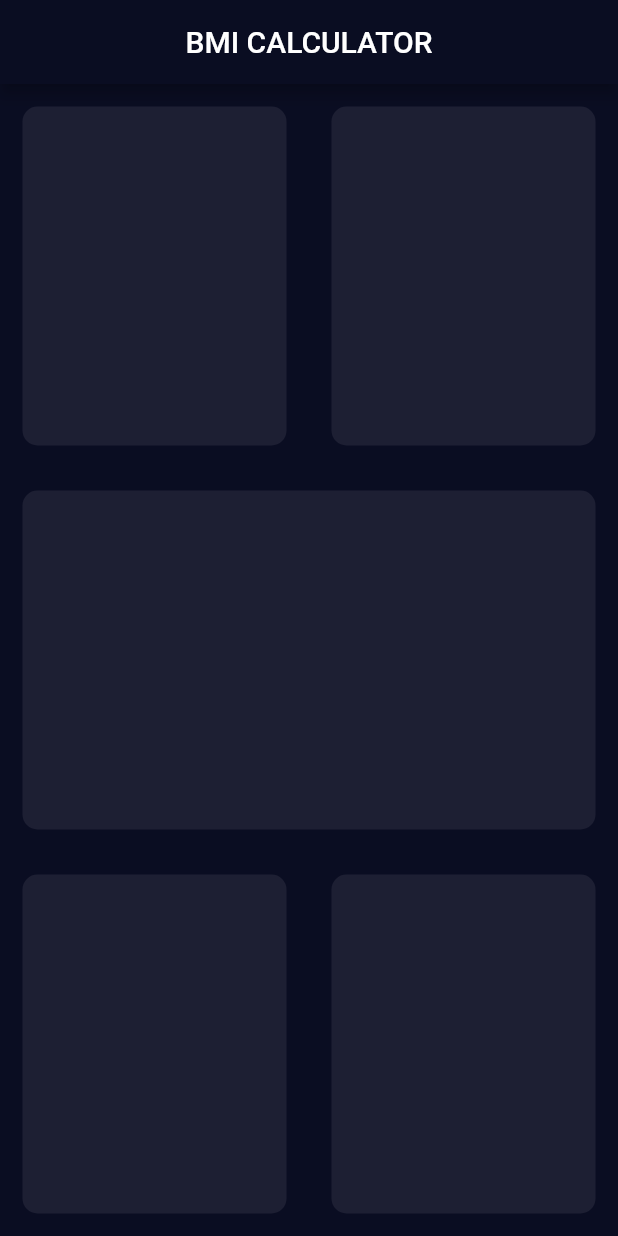
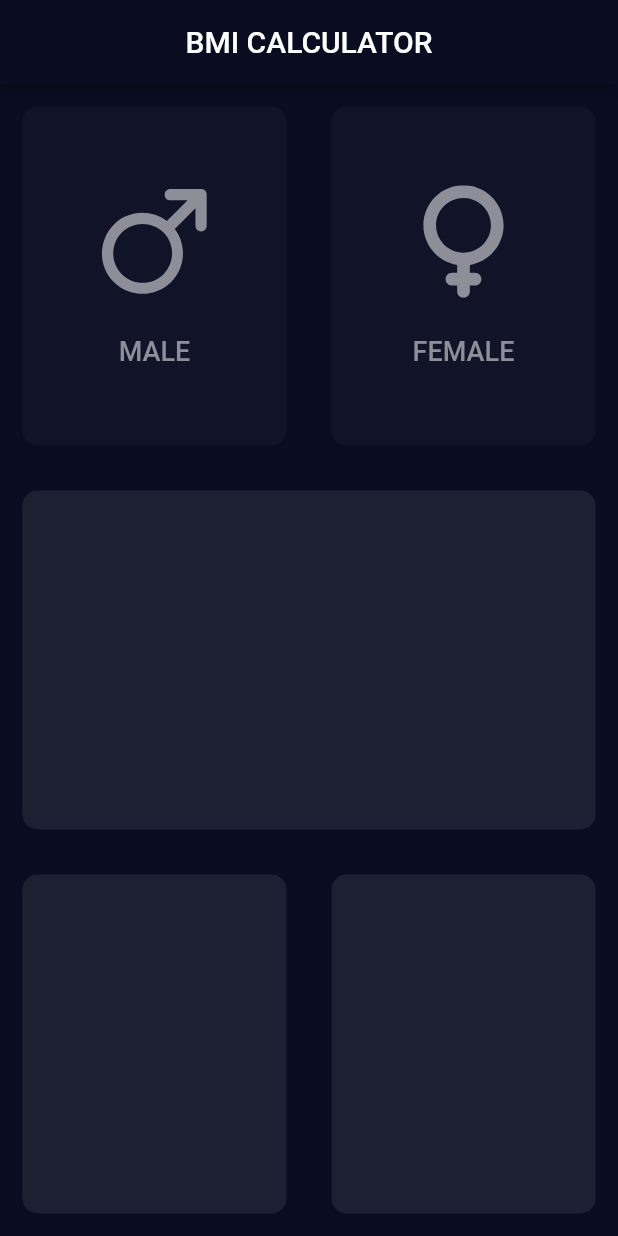
Before and after one commit to nabilmersni/BMI_Calculator-Flutter-App, a Flutter app: the screen it shows after launch, on a phone screen of 412 x 824 dp. Run offline on Flutter 3.47's test engine with Material 2 defaults, Android fonts, the phone set to English and light mode, and no system bars; our stand-ins replace flutter_svg.

Commit message:
finishing the gender button widget

```diff
--- a/lib/components/card_container.dart
+++ b/lib/components/card_container.dart
@@ -1,13 +1,15 @@
 import 'package:flutter/material.dart';
 
 class CardContainer extends StatelessWidget {
+  CardContainer({required this.bgColor, this.cardChild});
+
   final Color bgColor;
-
-  CardContainer({required this.bgColor});
+  final cardChild;
 
   @override
   Widget build(BuildContext context) {
     return Container(
+      child: cardChild,
       margin: EdgeInsets.all(15),
       decoration: BoxDecoration(
         borderRadius: BorderRadius.circular(10),
--- /dev/null
+++ b/lib/components/gender_btn_content.dart
@@ -0,0 +1,36 @@
+import 'package:flutter/material.dart';
+import 'package:flutter_svg/flutter_svg.dart';
+
+class GenderBTNContent extends StatelessWidget {
+  GenderBTNContent(
+      {required this.svgPath, required this.text, required this.iconColor});
+
+  final String svgPath;
+  final String text;
+  final Color iconColor;
+
+  @override
+  Widget build(BuildContext context) {
+    return Column(
+      mainAxisAlignment: MainAxisAlignment.center,
+      children: [
+        SvgPicture.asset(
+          svgPath,
+          color: iconColor,
+          width: 75,
+        ),
+        const SizedBox(
+          height: 25,
+        ),
+        Text(
+          text,
+          style: TextStyle(
+            fontSize: 18,
+            fontWeight: FontWeight.w500,
+            color: iconColor,
+          ),
+        ),
+      ],
+    );
+  }
+}
--- a/lib/input_page.dart
+++ b/lib/input_page.dart
@@ -1,7 +1,13 @@
 import 'package:flutter/material.dart';
 import './components/card_container.dart';
+import './components/gender_btn_content.dart';
+import 'package:flutter_svg/flutter_svg.dart';
 
-const Color cardContainerColor = Color(0xff1D1F33);
+const Color activeCardContainerColor = Color(0xff1D1F33);
+const Color inactiveCardContainerColor = Color(0xff111328);
+
+const Color activeIconColor = Colors.white;
+const Color inactiveIconColor = Color(0xff8D8E98);
 
 class InputPage extends StatefulWidget {
   const InputPage({Key? key}) : super(key: key);
@@ -11,6 +17,30 @@ class InputPage extends StatefulWidget {
 }
 
 class _InputPageState extends State<InputPage> {
+  Color maleContainerColor = inactiveCardContainerColor;
+  Color maleIconColor = inactiveIconColor;
+
+  Color femaleContainerColor = inactiveCardContainerColor;
+  Color femaleIconColor = inactiveIconColor;
+
+  String gender = '';
+
+  void updateColor(gender) {
+    if (gender == 'male') {
+      maleContainerColor = activeCardContainerColor;
+      maleIconColor = activeIconColor;
+
+      femaleContainerColor = inactiveCardContainerColor;
+      femaleIconColor = inactiveIconColor;
+    } else if (gender == 'female') {
+      femaleContainerColor = activeCardContainerColor;
+      femaleIconColor = activeIconColor;
+
+      maleContainerColor = inactiveCardContainerColor;
+      maleIconColor = inactiveIconColor;
+    }
+  }
+
   @override
   Widget build(BuildContext context) {
     return Scaffold(
@@ -25,25 +55,55 @@ class _InputPageState extends State<InputPage> {
               child: Row(
                 children: [
                   Expanded(
-                    child: CardContainer(bgColor: cardContainerColor),
+                    child: GestureDetector(
+                      onTap: () {
+                        setState(() {
+                          gender = 'male';
+                          updateColor(gender);
+                        });
+                      },
+                      child: CardContainer(
+                        bgColor: maleContainerColor,
+                        cardChild: GenderBTNContent(
+                          svgPath: 'images/male.svg',
+                          text: 'MALE',
+                          iconColor: maleIconColor,
+                        ),
+                      ),
+                    ),
                   ),
                   Expanded(
-                    child: CardContainer(bgColor: cardContainerColor),
+                    child: GestureDetector(
+                      onTap: () {
+                        setState(() {
+                          gender = 'female';
+                          updateColor(gender);
+                        });
+                      },
+                      child: CardContainer(
+                        bgColor: femaleContainerColor,
+                        cardChild: GenderBTNContent(
+                          svgPath: 'images/female.svg',
+                          text: 'FEMALE',
+                          iconColor: femaleIconColor,
+                        ),
+                      ),
+                    ),
                   ),
                 ],
               ),
             ),
             Expanded(
-              child: CardContainer(bgColor: cardContainerColor),
+              child: CardContainer(bgColor: activeCardContainerColor),
             ),
             Expanded(
               child: Row(
                 children: [
                   Expanded(
-                    child: CardContainer(bgColor: cardContainerColor),
+                    child: CardContainer(bgColor: activeCardContainerColor),
                   ),
                   Expanded(
-                    child: CardContainer(bgColor: cardContainerColor),
+                    child: CardContainer(bgColor: activeCardContainerColor),
                   ),
                 ],
               ),
--- a/pubspec.yaml
+++ b/pubspec.yaml
@@ -34,6 +34,7 @@ dependencies:
   # The following adds the Cupertino Icons font to your application.
   # Use with the CupertinoIcons class for iOS style icons.
   cupertino_icons: ^1.0.2
+  flutter_svg: ^1.0.0
 
 dev_dependencies:
   flutter_test:
@@ -58,9 +59,8 @@ flutter:
   uses-material-design: true
 
   # To add assets to your application, add an assets section, like this:
-  # assets:
-  #   - images/a_dot_burr.jpeg
-  #   - images/a_dot_ham.jpeg
+  assets:
+    - images/
 
   # An image asset can refer to one or more resolution-specific "variants", see
   # https://flutter.dev/assets-and-images/#resolution-aware.
```
Also changed, not shown: images/female.svg (added), images/male.svg (added), pubspec.lock.
